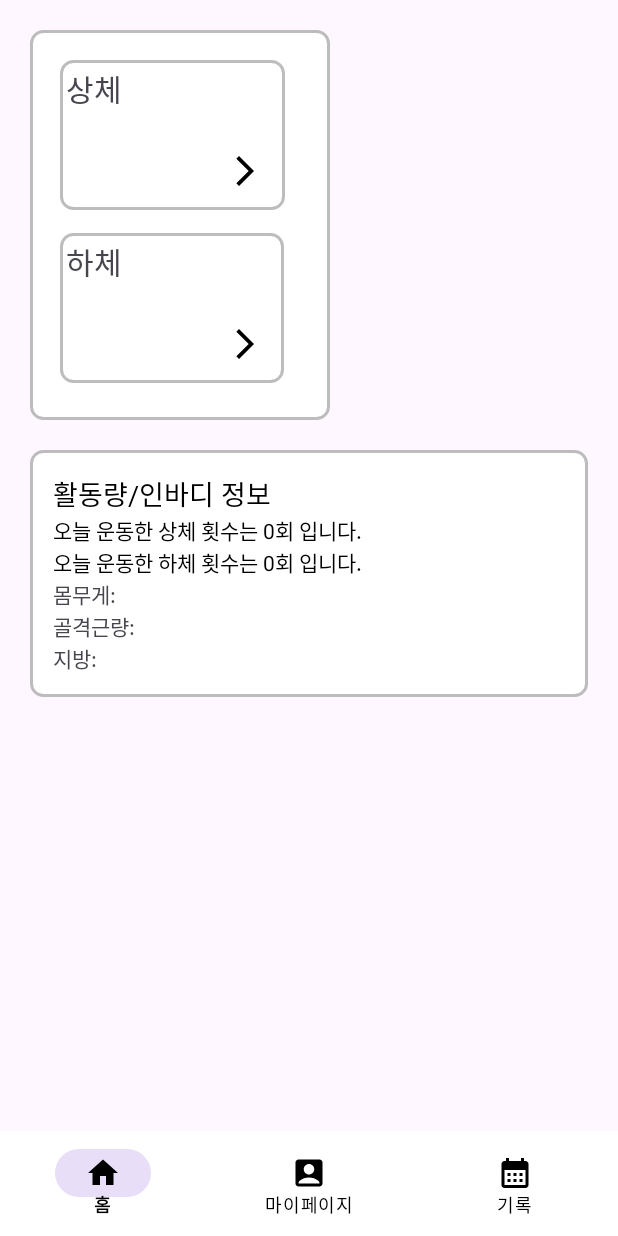
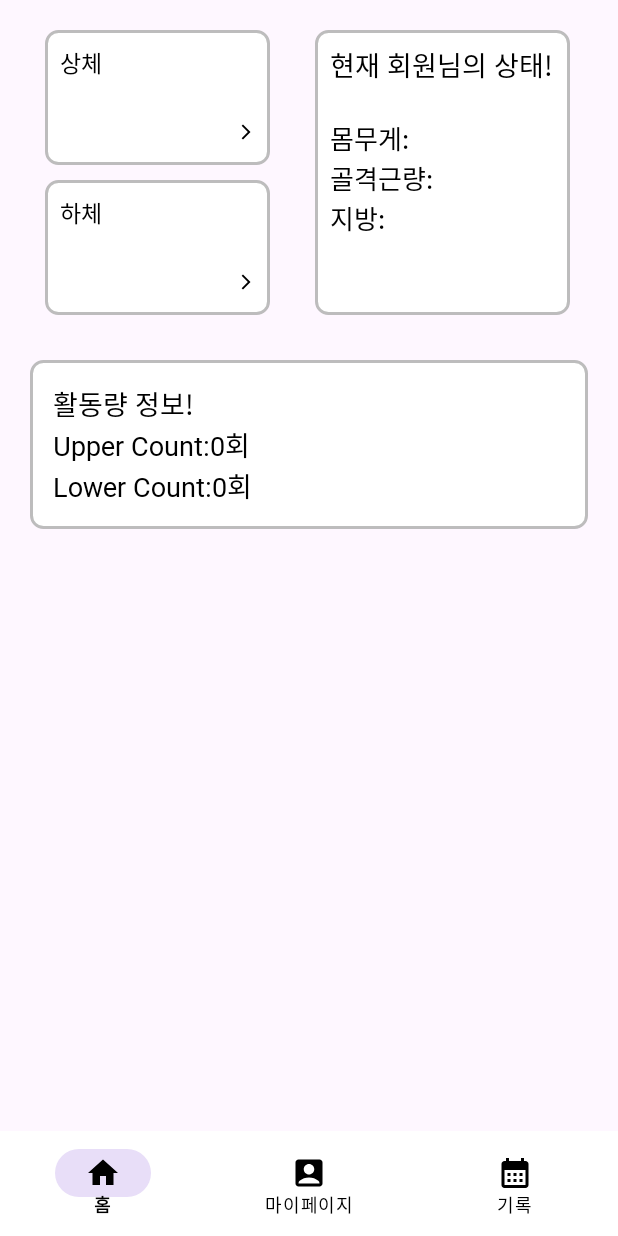
Before and after one commit to sueundev/2024-01_My-Trainer, an Android app: the homeFragment screen opened directly, with no data from a screen before it, on a phone screen of 412 x 824 dp. Run offline under Robolectric (Android 15) with nearby library versions, the phone set to English and light mode, and no system bars.

Commit message:
디자인 수정

```diff
--- a/app/src/main/java/com/example/mytrainer/homeFragment.java
+++ b/app/src/main/java/com/example/mytrainer/homeFragment.java
@@ -31,22 +31,22 @@ public class homeFragment extends Fragment {
         TextView tvLower = view.findViewById(R.id.tvLower);
         ImageView upperArrow = view.findViewById(R.id.upperArrow);
         ImageView lowerArrow = view.findViewById(R.id.lowerArrow);
-        TextView tvWeight = view.findViewById(R.id.tvWeight);
-        TextView tvMuscle = view.findViewById(R.id.tvMuscle);
-        TextView tvFat = view.findViewById(R.id.tvFat);
+        TextView tvWeight = view.findViewById(R.id.tv_weight);
+        TextView tvMuscle = view.findViewById(R.id.tv_muscle);
+        TextView tvFat = view.findViewById(R.id.tv_fat);
         sharedViewModel = new ViewModelProvider(requireActivity()).get(SharedViewModel.class);
 
         sharedViewModel.getUpperBodyCount().observe(getViewLifecycleOwner(), new Observer<String>() {
             @Override
             public void onChanged(String s) {
-                tvUpper.setText("오늘 운동한 상체 횟수는 "+s+"회 입니다.");
+                tvUpper.setText("Upper Count:"+s+"회");
             }
         });
 
         sharedViewModel.getLowerBodyCount().observe(getViewLifecycleOwner(), new Observer<String>() {
             @Override
             public void onChanged(String s) {
-                tvLower.setText("오늘 운동한 하체 횟수는 "+s+"회 입니다.");
+                tvLower.setText("Lower Count:"+s+"회");
             }
         });
         sharedViewModel.getWeight().observe(getViewLifecycleOwner(), new Observer<Float>() {
--- a/app/src/main/res/layout/fragment_home.xml
+++ b/app/src/main/res/layout/fragment_home.xml
@@ -6,55 +6,100 @@
     android:padding="20dp"
     android:orientation="vertical"
     android:id="@+id/fragment_home">
+
     <LinearLayout
-        android:layout_width="200dp"
-        android:layout_height="260dp"
-        android:orientation="vertical"
-        android:background="@drawable/rounded_box_with_stroke"
-        android:padding="20dp">
+        android:layout_marginLeft="10dp"
+        android:layout_width="370dp"
+        android:layout_height="200dp"
+        android:orientation="horizontal">
+        <LinearLayout
+            android:layout_width="wrap_content"
+            android:layout_height="wrap_content"
+            android:orientation="vertical">
             <LinearLayout
                 android:layout_width="150dp"
-            android:layout_height="100dp"
+                android:layout_height="90dp"
+                android:orientation="horizontal"
+                android:background="@drawable/rounded_box_with_stroke"
+                android:padding="10dp">
+                <TextView
+                    android:textColor="#000000"
+                    android:fontFamily="@font/jua_regular"
+                    android:textSize="15dp"
+                    android:layout_width="wrap_content"
+                    android:layout_height="wrap_content"
+                    android:text="상체"
+                    android:layout_marginRight="90dp"/>
+                <ImageView
+                    android:id="@+id/upperArrow"
+                    android:layout_gravity="bottom"
+                    android:layout_width="wrap_content"
+                    android:layout_height="wrap_content"
+                    android:src="@drawable/baseline_arrow_forward_ios_24"/>
+            </LinearLayout>
+            <LinearLayout
+                android:padding="10dp"
+                android:layout_marginTop="10dp"
+                android:layout_width="150dp"
+                android:layout_height="90dp"
                 android:orientation="horizontal"
                 android:background="@drawable/rounded_box_with_stroke">
                 <TextView
-                android:layout_width="wrap_content"
-                android:layout_gravity="left"
-                android:layout_height="wrap_content"
-                android:text="상체"
-                android:textSize="20dp"
-                android:layout_marginRight="60dp"/>
-            <ImageView
+                    android:textColor="#000000"
+                    android:fontFamily="@font/jua_regular"
+                    android:textSize="15dp"
                     android:layout_width="wrap_content"
                     android:layout_height="wrap_content"
-                android:src="@drawable/baseline_arrow_forward_ios_24"
-                android:id="@+id/upperArrow"
+                    android:text="하체"
+                    android:layout_marginRight="90dp"/>
+                <ImageView
+                    android:id="@+id/lowerArrow"
                     android:layout_gravity="bottom"
-                android:padding="10dp"/>
+                    android:layout_width="wrap_content"
+                    android:layout_height="wrap_content"
+                    android:src="@drawable/baseline_arrow_forward_ios_24"/>
+            </LinearLayout>
         </LinearLayout>
         <LinearLayout
-            android:layout_marginTop="15dp"
-            android:layout_width="wrap_content"
-            android:layout_height="100dp"
-            android:orientation="horizontal"
+            android:padding="10dp"
+            android:layout_marginLeft="30dp"
+            android:layout_width="170dp"
+            android:layout_height="190dp"
+            android:orientation="vertical"
             android:background="@drawable/rounded_box_with_stroke">
             <TextView
                 android:layout_width="wrap_content"
-                android:layout_gravity="left"
                 android:layout_height="wrap_content"
-                android:text="하체"
-                android:textSize="20dp"
-                android:layout_marginRight="60dp"/>
-            <ImageView
+                android:text="현재 회원님의 상태!\n"
+                android:fontFamily="@font/jua_regular"
+                android:textColor="#000000"
+                android:textSize="18dp"/>
+            <TextView
+                android:fontFamily="@font/bagelfatone_regular"
+                android:textColor="#000000"
+                android:textSize="17dp"
                 android:layout_width="wrap_content"
                 android:layout_height="wrap_content"
-                android:src="@drawable/baseline_arrow_forward_ios_24"
-                android:id="@+id/lowerArrow"
-                android:layout_gravity="bottom"
-                android:padding="10dp"/>
+                android:text="몸무게:"
+                android:id="@+id/tv_weight"/>
+            <TextView
+                android:fontFamily="@font/bagelfatone_regular"
+                android:textColor="#000000"
+                android:textSize="17dp"
+                android:layout_width="wrap_content"
+                android:layout_height="wrap_content"
+                android:text="골격근량:"
+                android:id="@+id/tv_muscle"/>
+            <TextView
+                android:fontFamily="@font/bagelfatone_regular"
+                android:textColor="#000000"
+                android:textSize="17dp"
+                android:layout_width="wrap_content"
+                android:layout_height="wrap_content"
+                android:text="지방:"
+                android:id="@+id/tv_fat"/>
         </LinearLayout>
     </LinearLayout>
-
     <!-- 위쪽에 네모난 박스 안에 텍스트 -->
     <LinearLayout
         android:layout_marginTop="20dp"
@@ -65,43 +110,32 @@
         android:layout_gravity="center"
         android:padding="15dp">
         <TextView
-            android:fontFamily="@font/himelody_regular"
+            android:fontFamily="@font/jua_regular"
             android:layout_width="wrap_content"
             android:layout_height="wrap_content"
-            android:text="활동량/인바디 정보"
+            android:text="활동량 정보!"
             android:textColor="#000000"
             android:textSize="18dp"/>
         <TextView
+            android:fontFamily="@font/bagelfatone_regular"
+            android:textSize="18dp"
             android:id="@+id/tvUpper"
             android:layout_width="wrap_content"
             android:layout_height="wrap_content"
             android:textAlignment="center"
-            android:text="오늘 운동한 상체 횟수는 0회 입니다."
+            android:text="Upper Count:0회"
             android:layout_weight="1"
             android:textColor="@android:color/black" />
         <TextView
+            android:fontFamily="@font/bagelfatone_regular"
+            android:textSize="18dp"
             android:id="@+id/tvLower"
             android:layout_weight="1"
             android:textAlignment="center"
             android:layout_width="wrap_content"
             android:layout_height="wrap_content"
-            android:text="오늘 운동한 하체 횟수는 0회 입니다."
+            android:text="Lower Count:0회"
             android:textColor="@android:color/black" />
-        <TextView
-            android:layout_width="wrap_content"
-            android:layout_height="wrap_content"
-            android:text="몸무게:"
-            android:id="@+id/tvWeight"/>
-        <TextView
-            android:layout_width="wrap_content"
-            android:layout_height="wrap_content"
-            android:text="골격근량:"
-            android:id="@+id/tvMuscle"/>
-        <TextView
-            android:layout_width="wrap_content"
-            android:layout_height="wrap_content"
-            android:text="지방:"
-            android:id="@+id/tvFat"/>
     </LinearLayout>
 
 </LinearLayout>
```
Also changed, not shown: 3 other files. Lines whose indentation alone changed are shown as unchanged.
